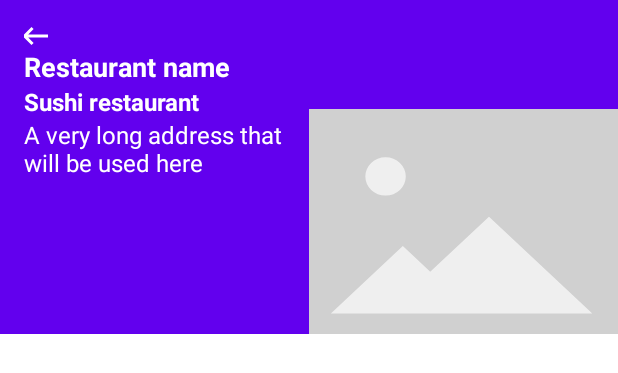
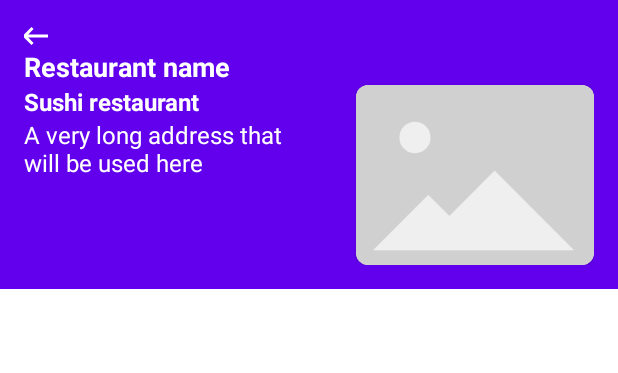
Before and after one commit to kikoso/iAmHungry, an Android app: the layout venue_information_view.xml on its own in the app's theme, with its tools: preview values and no code run, on a phone screen of 412 x 824 dp. Shown: the top 373 px of the screen. Run offline under Robolectric (Android 15) with nearby library versions, the phone set to English and light mode, and no system bars.

```diff
--- a/app/build.gradle
+++ b/app/build.gradle
@@ -53,7 +53,8 @@ dependencies {
     implementation "com.google.android.material:material:$appCompatVersion"
     implementation "androidx.constraintlayout:constraintlayout:$constraintLayoutVersion"
 
-    implementation 'com.google.android.gms:play-services-maps:17.0.1'
+    implementation "com.google.android.gms:play-services-maps:$playServicesVersion"
+    implementation "com.google.android.gms:play-services-location:$playServicesVersion"
 
     //AAC
     implementation "androidx.lifecycle:lifecycle-viewmodel-ktx:$archLifecycleVersion"
@@ -80,5 +81,5 @@ dependencies {
     //Picasso
     implementation "com.squareup.picasso:picasso:$picassoVersion"
 
-    implementation 'com.google.android.material:material:1.4.0'
+    implementation "com.google.android.material:material:$materialVersion"
 }
--- a/app/src/main/AndroidManifest.xml
+++ b/app/src/main/AndroidManifest.xml
@@ -3,6 +3,8 @@
     package="com.enrique.iamhungry">
 
     <uses-permission android:name="android.permission.INTERNET" />
+    <uses-permission android:name="android.permission.ACCESS_FINE_LOCATION" />
+    <uses-permission android:name="android.permission. ACCESS_COARSE_LOCATION" />
 
     <application
         android:name=".IAmHungryApplication"
--- a/app/src/main/java/com/enrique/iamhungry/model/picture/api/GetPicturesResponse.kt
+++ b/app/src/main/java/com/enrique/iamhungry/model/picture/api/GetPicturesResponse.kt
@@ -12,7 +12,7 @@ class GetPicturesResponse {
 
     fun getMainPictureForVenue() =
         if (response.photos.items.isNotEmpty()) {
-            response.photos.items[0].prefix + "cap100"+ response.photos.items[0].suffix
+            response.photos.items[0].prefix + "cap300"+ response.photos.items[0].suffix
         } else {
             ""
         }
--- a/app/src/main/java/com/enrique/iamhungry/model/picture/domain/PictureDomain.kt
+++ b/app/src/main/java/com/enrique/iamhungry/model/picture/domain/PictureDomain.kt
@@ -1,5 +1,4 @@
 package com.enrique.iamhungry.model.picture.domain
-
 
 class PictureDomain(
     var suffix: String,
--- a/app/src/main/java/com/enrique/iamhungry/network/FoursquareApi.kt
+++ b/app/src/main/java/com/enrique/iamhungry/network/FoursquareApi.kt
@@ -11,7 +11,7 @@ import retrofit2.http.Query
 interface FoursquareApi {
 
     companion object {
-        private const val VENUES_LIMIT = 8
+        private const val VENUES_LIMIT = 5
         private const val RADIUS_LIMIT = 500
         private const val VERSION = "20210409"
         private const val FOOD_CATEGORY = "categoryId=4d4b7105d754a06374d81259"
@@ -25,6 +25,6 @@ interface FoursquareApi {
     @GET("/v2/venues/search?$REQUEST_COMMON_PARAMS&limit=$VENUES_LIMIT&$FOOD_CATEGORY&radius=$RADIUS_LIMIT")
     fun getVenues(@Query("ll") latLng: String): Call<GetVenuesResponse>
 
-    @GET("/v2/venues/{id}/photos?$REQUEST_COMMON_PARAMS&limit=$VENUES_LIMIT")
+    @GET("/v2/venues/{id}/photos?$REQUEST_COMMON_PARAMS&limit=$PICTURE_LIMIT")
     fun getPictureForVenue(@Path("id") id: String): Call<GetPicturesResponse>
 }
--- a/app/src/main/java/com/enrique/iamhungry/repository/VenueRepositoryImpl.kt
+++ b/app/src/main/java/com/enrique/iamhungry/repository/VenueRepositoryImpl.kt
@@ -1,6 +1,5 @@
 package com.enrique.iamhungry.repository
 
-import androidx.lifecycle.viewModelScope
 import com.enrique.iamhungry.core.Failure
 import com.enrique.iamhungry.model.venue.domain.VenueDomain
 import com.enrique.iamhungry.network.FoursquareService
--- a/app/src/main/res/layout/venue_information_view.xml
+++ b/app/src/main/res/layout/venue_information_view.xml
@@ -4,6 +4,8 @@
     xmlns:tools="http://schemas.android.com/tools"
     android:layout_width="match_parent"
     android:layout_height="wrap_content"
+    android:paddingBottom="@dimen/margin_big"
+    android:paddingRight="@dimen/margin_big"
     android:background="?colorPrimary">
 
     <ImageButton
@@ -55,15 +57,24 @@
         app:layout_constraintWidth_percent="0.5"
         tools:text="A very long address that will be used here" />
 
-    <ImageView
-        android:id="@+id/image"
+    <androidx.cardview.widget.CardView
         android:layout_width="0dp"
-        android:layout_height="150dp"
-        android:layout_marginTop="@dimen/margin_normal"
-        android:background="@drawable/ic_placeholder_view"
-        android:scaleType="centerCrop"
+        android:layout_height="120dp"
         app:layout_constraintEnd_toEndOf="parent"
         app:layout_constraintTop_toBottomOf="@id/name"
-        app:layout_constraintWidth_percent="0.5" />
+        app:layout_constraintWidth_percent="0.4"
+        app:cardCornerRadius="8dp"
+        android:elevation="16dp">
+
+        <ImageView
+            android:id="@+id/image"
+            android:layout_width="match_parent"
+            android:layout_height="match_parent"
+            android:scaleType="centerCrop"
+            app:srcCompat="@drawable/ic_placeholder_view"
+
+            />
+    </androidx.cardview.widget.CardView>
+
 
 </androidx.constraintlayout.widget.ConstraintLayout>
--- a/build.gradle
+++ b/build.gradle
@@ -50,6 +50,12 @@ ext {
 
     // Picasso
     picassoVersion =  "2.71828"
+
+    // Material
+    materialVersion = "1.4.0"
+
+    // Play Services
+    playServicesVersion = "18.0.0"
 }
 
 task clean(type: Delete) {
```
Also changed, not shown: app/src/main/java/com/enrique/iamhungry/ui/map/MapFragment.kt (+84 -6 lines), app/src/main/java/com/enrique/iamhungry/ui/map/VenuesAdapter.kt (+7 -2 lines).
